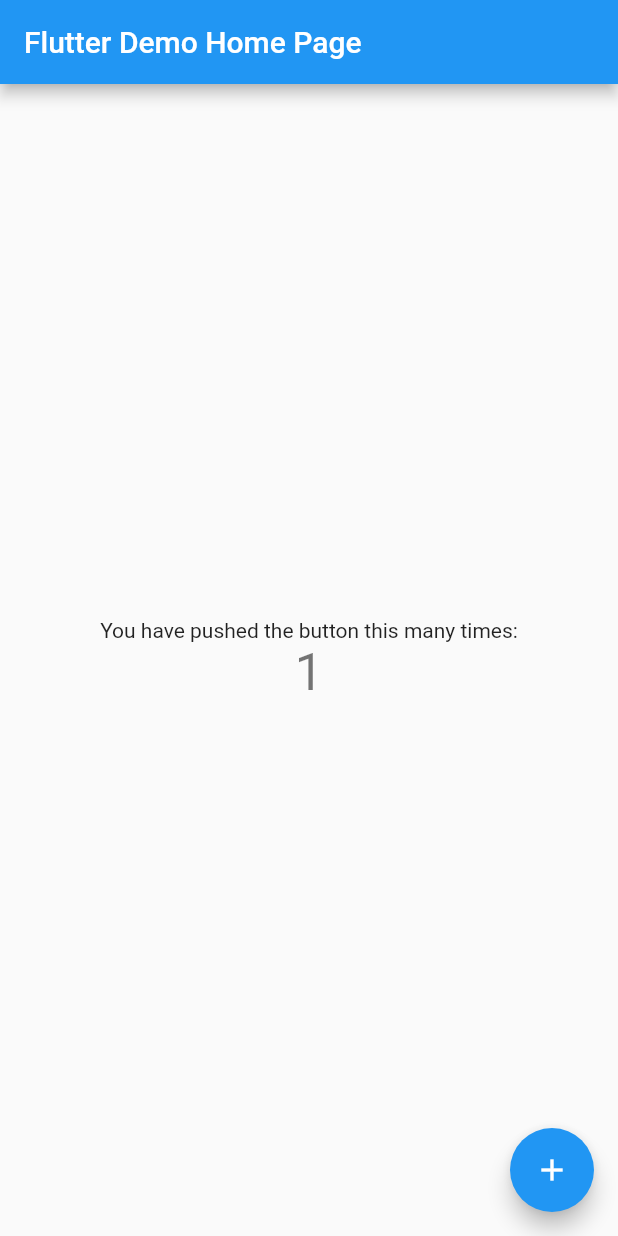
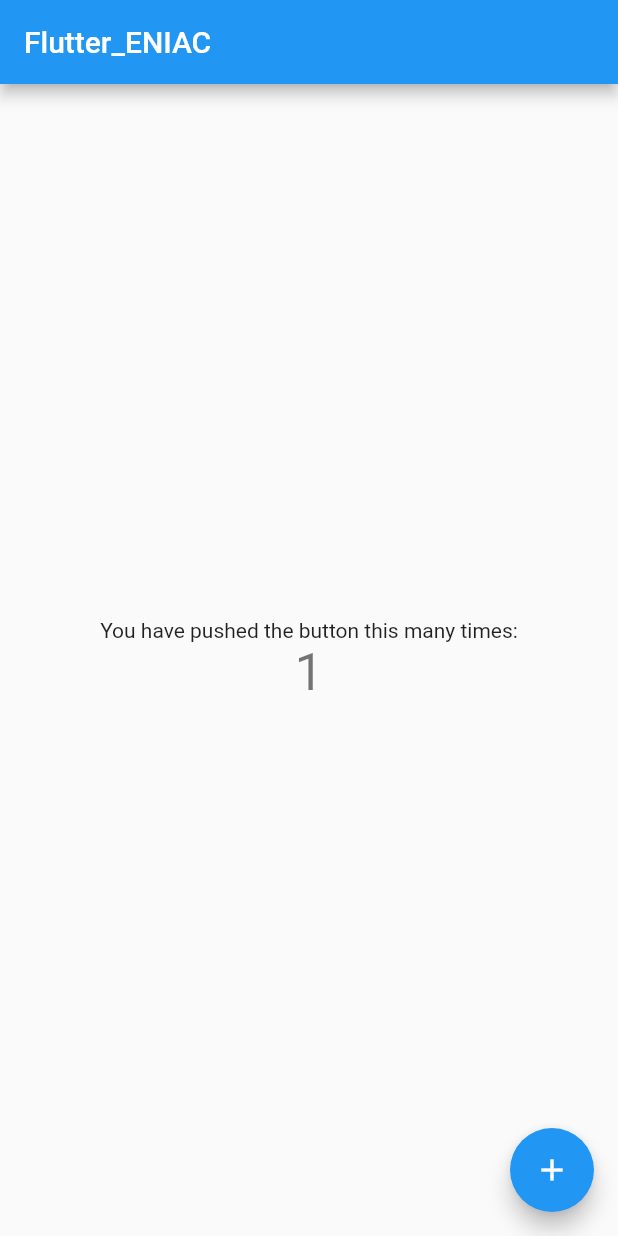
Before and after one commit to inunu1/Flutter_ENIAC, a Flutter app: the screen it shows after launch, after a tap on the "add" icon, on a phone screen of 412 x 824 dp. Run offline on Flutter 3.47's test engine with Material 2 defaults, Android fonts, the phone set to English and light mode, and no system bars.

Commit message:
よくわからんがコミットしとく

```diff
--- a/lib/main.dart
+++ b/lib/main.dart
@@ -1,30 +1,19 @@
 import 'package:flutter/material.dart';
 
 void main() {
-  runApp(const MyApp());
+  runApp(MyApp());
 }
 
 class MyApp extends StatelessWidget {
-  const MyApp({Key? key}) : super(key: key);
-
-  // This widget is the root of your application.
   @override
   Widget build(BuildContext context) {
     return MaterialApp(
-      title: 'Flutter Demo',
+      title: 'Hello Inunu1!',
       theme: ThemeData(
-        // This is the theme of your application.
-        //
-        // Try running your application with "flutter run". You'll see the
-        // application has a blue toolbar. Then, without quitting the app, try
-        // changing the primarySwatch below to Colors.green and then invoke
-        // "hot reload" (press "r" in the console where you ran "flutter run",
-        // or simply save your changes to "hot reload" in a Flutter IDE).
-        // Notice that the counter didn't reset back to zero; the application
-        // is not restarted.
         primarySwatch: Colors.blue,
+        visualDensity: VisualDensity.adaptivePlatformDensity,
       ),
-      home: const MyHomePage(title: 'Flutter Demo Home Page'),
+      home: MyHomePage(title: 'Flutter_ENIAC'),
     );
   }
 }
```
